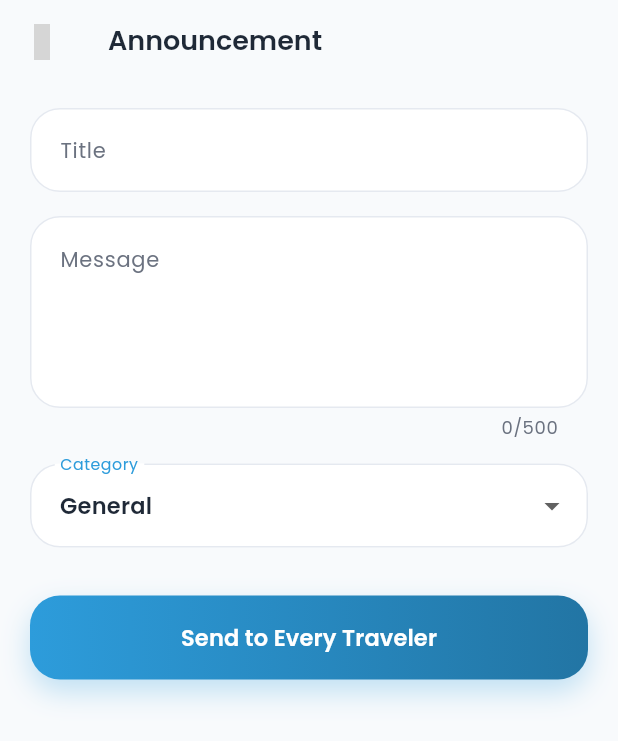
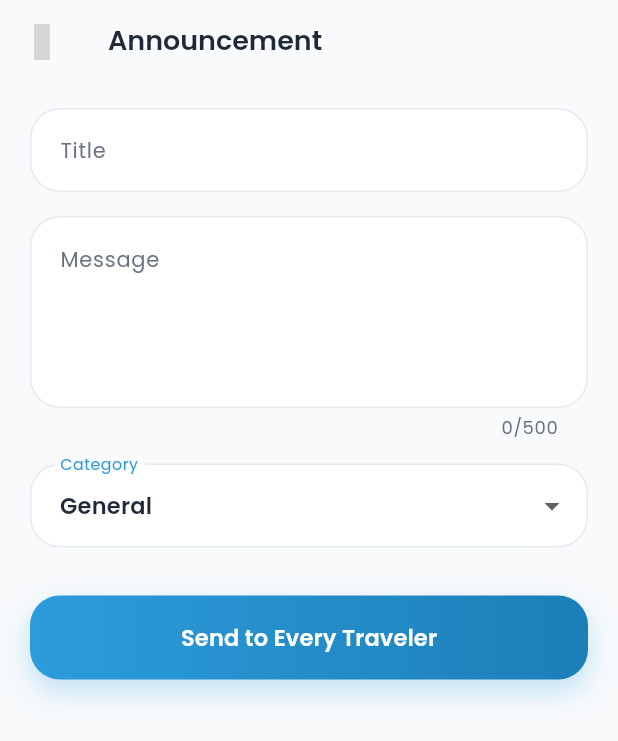
Before and after one commit to charissevill/TripNestPH, a Flutter app: the AdminBroadcastScreen screen opened by its route, on a phone screen of 412 x 824 dp. Shown: the top 741 px of the screen. Run offline on Flutter 3.47's test engine with Material 3 defaults, Android fonts, the phone set to English and light mode, and no system bars; our stand-ins replace cached_network_image, cloud_firestore, cloud_functions, connectivity_plus, firebase_analytics, firebase_auth and 24 more; accounts and stored records are empty; network calls fail; grey boxes are pictures that could not be loaded.

Commit message:
Add hand-designed 4-shade scales to Ocean Blue, Violet, Rose, Forest themes
Extends ThemePreset with shadeDark/shadeMid/shadeLight (shade 2 stays
primary), replacing Material's algorithmic tonal approximation with real,
hand-picked hex values wired into standard ColorScheme roles
(primaryFixedDim/primaryContainer/primaryFixed). Ocean Blue reuses the
existing primaryDark/primaryLight constants; Violet, Rose and Forest get
fresh designed values. Makes the shades visibly real: AnimatedButton's
gradient dark stop and the AI Planner's selected budget-tier card fill now
read the palette's actual shade 1/shade 4 instead of a generic computed
darken/tint. Teal/Coral/Indigo are untouched, verified byte-identical to
their prior fallback behavior.

Co-Authored-By: Claude Sonnet 5 <noreply@anthropic.com>

```diff
--- a/lib/core/theme/accent_colors.dart
+++ b/lib/core/theme/accent_colors.dart
@@ -16,6 +16,15 @@ import 'app_colors.dart';
 /// `dark*` fields override the dark-mode value of the same token; when
 /// null, the dark value is derived from the light one the same way it
 /// always has been (e.g. `darkPrimary` defaults to a lightened [primary]).
+///
+/// [shadeDark]/[shadeMid]/[shadeLight] are an optional 4-shade monochromatic
+/// scale around [primary] (shade 2) — a hand-designed family of tones for
+/// palettes that want one (Ocean Blue, Violet, Rose, Forest), resolving into
+/// real Material `ColorScheme` roles (`primaryFixedDim`/`primaryContainer`/
+/// `primaryFixed`) rather than Material's own algorithmic approximation.
+/// Left null for the simple single-color presets (Teal, Coral, Indigo),
+/// which fall back to the same computed values `AppTheme` already used
+/// before this existed.
 class ThemePreset {
   const ThemePreset({
     required this.name,
@@ -25,6 +34,9 @@ class ThemePreset {
     this.surface,
     this.textPrimary,
     this.textSecondary,
+    this.shadeDark,
+    this.shadeMid,
+    this.shadeLight,
     this.darkPrimary,
     this.darkCtaAccent,
     this.darkBackground,
@@ -40,6 +52,9 @@ class ThemePreset {
   final Color? surface;
   final Color? textPrimary;
   final Color? textSecondary;
+  final Color? shadeDark;
+  final Color? shadeMid;
+  final Color? shadeLight;
   final Color? darkPrimary;
   final Color? darkCtaAccent;
   final Color? darkBackground;
@@ -52,20 +67,43 @@ class ThemePreset {
 /// traveler who never opens the picker sees the app exactly as it looks
 /// today.
 const List<ThemePreset> themePresets = [
-  ThemePreset(name: 'Ocean Blue', primary: AppColors.primary),
-  ThemePreset(name: 'Violet', primary: Color(0xFF7C3AED)),
+  ThemePreset(
+    name: 'Ocean Blue',
+    primary: AppColors.primary,
+    // Reuses the app's existing, already-designed blue variants rather
+    // than inventing new ones.
+    shadeDark: AppColors.primaryDark,
+    shadeMid: AppColors.primaryLight,
+    shadeLight: Color(0xFFD7EFFA),
+  ),
+  ThemePreset(
+    name: 'Violet',
+    primary: Color(0xFF7C3AED),
+    shadeDark: Color(0xFF5B21B6),
+    shadeMid: Color(0xFFA78BFA),
+    shadeLight: Color(0xFFEDE4FE),
+  ),
   ThemePreset(name: 'Teal', primary: Color(0xFF0D9488)),
-  ThemePreset(name: 'Rose', primary: Color(0xFFE11D8F)),
+  ThemePreset(
+    name: 'Rose',
+    primary: Color(0xFFE11D8F),
+    shadeDark: Color(0xFFA3155F),
+    shadeMid: Color(0xFFF272C0),
+    shadeLight: Color(0xFFFCE3F1),
+  ),
   ThemePreset(name: 'Coral', primary: Color(0xFFEF6351)),
   ThemePreset(name: 'Indigo', primary: Color(0xFF4F46E5)),
 
-  /// A 4-shade monochromatic green (Pine/Forest/Moss/Sage — Moss and Sage
-  /// fall out of `ColorScheme.fromSeed`'s generated tonal palette rather
-  /// than being separate fields here) paired with a warm terracotta CTA
-  /// accent, cream surfaces and charcoal text. Contrast-verified: white on
-  /// [primary] 8.47:1 (AAA), [textPrimary] on [background] 13.56:1 (AAA),
-  /// white on [ctaAccent] 4.56:1 (AA — terracotta can't clear AAA without
-  /// going muddy, so keep it off small text).
+  /// A 4-shade monochromatic green (Pine/Forest/Moss/Sage) paired with a
+  /// warm terracotta CTA accent, cream surfaces and charcoal text.
+  /// Contrast-verified: white on [primary] 8.47:1 (AAA), [textPrimary] on
+  /// [background] 13.56:1 (AAA), white on [ctaAccent] 4.56:1 (AA —
+  /// terracotta can't clear AAA without going muddy, so keep it off small
+  /// text). [shadeDark] only ever pairs with white text (button gradients)
+  /// and is strictly darker than [primary], so contrast can only improve.
+  /// [shadeLight] only ever pairs with dark/primary-colored text or icons
+  /// on top (chip fills), matching the same Sage-on-charcoal pattern
+  /// already verified at 11.29:1.
   ThemePreset(
     name: 'Forest',
     primary: Color(0xFF24563F),
@@ -74,6 +112,9 @@ const List<ThemePreset> themePresets = [
     surface: Color(0xFFFAF6ED),
     textPrimary: Color(0xFF2B2B28),
     textSecondary: Color(0xFF5C5B54),
+    shadeDark: Color(0xFF14342A),
+    shadeMid: Color(0xFF4F9573),
+    shadeLight: Color(0xFFCFE8DA),
     darkPrimary: Color(0xFF7FC6A1),
     darkCtaAccent: Color(0xFFE08A55),
     darkBackground: Color(0xFF14231C),
--- a/lib/core/widgets/buttons/animated_button.dart
+++ b/lib/core/widgets/buttons/animated_button.dart
@@ -45,10 +45,7 @@ class _AnimatedButtonState extends State<AnimatedButton> with SingleTickerProvid
   Widget build(BuildContext context) {
     final theme = Theme.of(context);
     final disabled = widget.onPressed == null || widget.isLoading;
-    final defaultGradientColors = [
-      theme.colorScheme.primary,
-      Color.lerp(theme.colorScheme.primary, Colors.black, 0.25)!,
-    ];
+    final defaultGradientColors = [theme.colorScheme.primary, theme.colorScheme.primaryFixedDim];
     final gradient = widget.filled ? LinearGradient(colors: widget.gradientColors ?? defaultGradientColors) : null;
 
     Widget content = AnimatedContainer(
--- a/lib/presentation/ai_planner/ai_planner_screen.dart
+++ b/lib/presentation/ai_planner/ai_planner_screen.dart
@@ -699,9 +699,7 @@ class _SelectableCard extends StatelessWidget {
           horizontal: AppSpacing.xs,
         ),
         decoration: BoxDecoration(
-          color: selected
-              ? theme.colorScheme.primary.withValues(alpha: 0.1)
-              : theme.colorScheme.surface,
+          color: selected ? theme.colorScheme.primaryFixed : theme.colorScheme.surface,
           borderRadius: BorderRadius.circular(AppRadius.lg),
           border: Border.all(
             color: selected ? theme.colorScheme.primary : theme.colorScheme.outline,
```
Also changed, not shown: lib/core/theme/app_theme.dart (+27 -0 lines), 1 other file.
